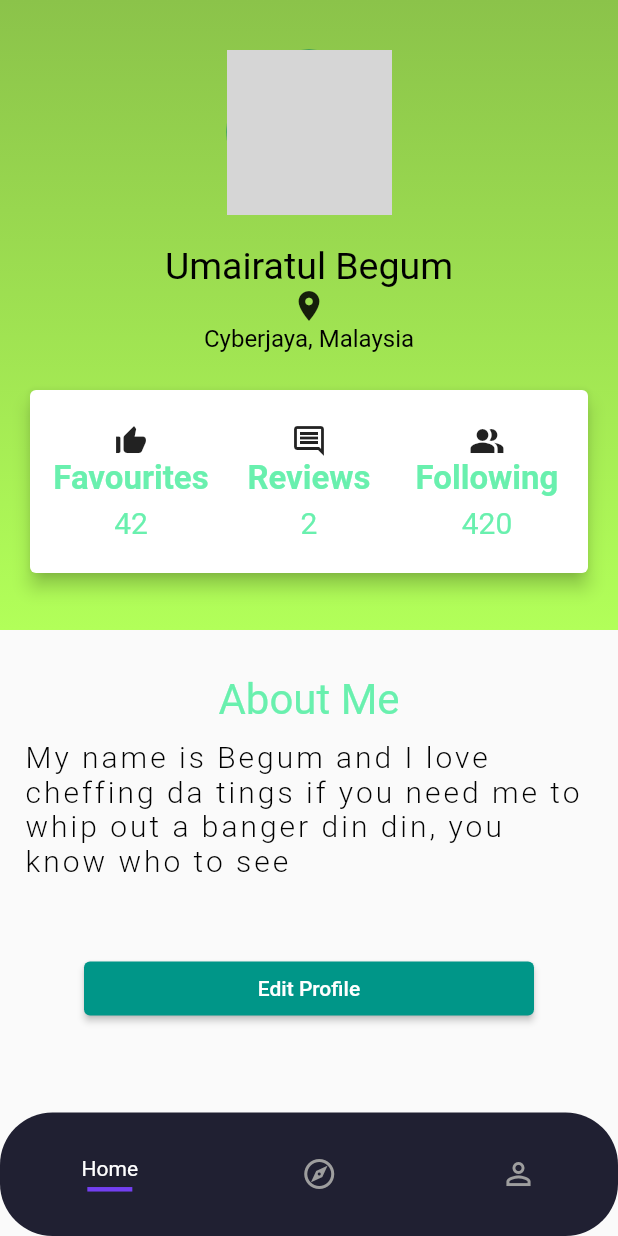
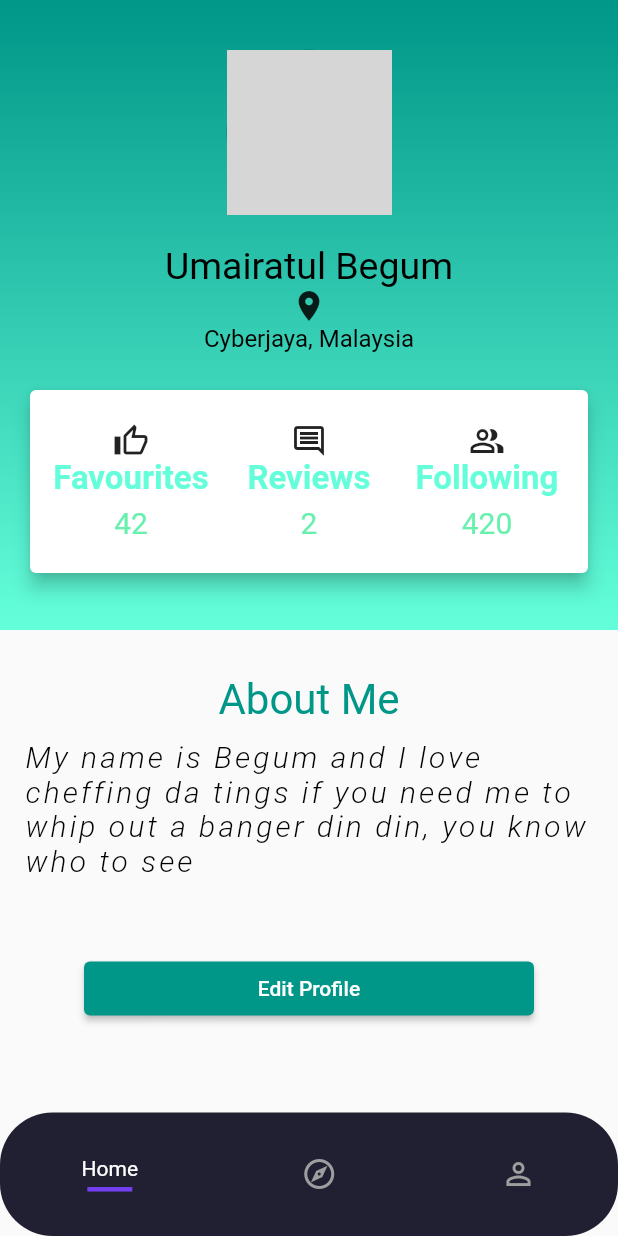
Before and after one commit to umairatl/MobDevProject_GroupE, a Flutter app: the user screen opened by its route, on a phone screen of 412 x 824 dp. Run offline on Flutter 3.47's test engine with Material 2 defaults, Android fonts, the phone set to English and light mode, and no system bars; our stand-ins replace animate_do, bloc, flutter_bloc; network calls fail; grey boxes are pictures that could not be loaded.

Commit message:
profile_button_change_ui

```diff
--- a/lib/Presentation/Screens/User/profile_screen.dart
+++ b/lib/Presentation/Screens/User/profile_screen.dart
@@ -28,7 +28,7 @@ class _userState extends State<user> {
                   gradient: LinearGradient(
                       begin: Alignment.topCenter,
                       end: Alignment.bottomCenter,
-                      colors: [Colors.lightGreen, Colors.lightGreenAccent])),
+                      colors: [Colors.teal, Colors.tealAccent])),
               child: Container(
                 width: double.infinity,
                 height: 420.0,
@@ -77,11 +77,11 @@ class _userState extends State<user> {
                               Expanded(
                                 child: Column(
                                   children: <Widget>[
-                                    Icon(Icons.thumb_up_alt),
+                                    Icon(Icons.thumb_up_alt_outlined),
                                     Text(
                                       "Favourites",
                                       style: TextStyle(
-                                        color: Colors.greenAccent,
+                                        color: Colors.tealAccent,
                                         fontSize: 22.0,
                                         fontWeight: FontWeight.bold,
                                       ),
@@ -106,7 +106,7 @@ class _userState extends State<user> {
                                     Text(
                                       "Reviews",
                                       style: TextStyle(
-                                        color: Colors.greenAccent,
+                                        color: Colors.tealAccent,
                                         fontSize: 22.0,
                                         fontWeight: FontWeight.bold,
                                       ),
@@ -127,11 +127,11 @@ class _userState extends State<user> {
                               Expanded(
                                 child: Column(
                                   children: <Widget>[
-                                    Icon(Icons.people_alt),
+                                    Icon(Icons.people_alt_outlined),
                                     Text(
                                       "Following",
                                       style: TextStyle(
-                                        color: Colors.greenAccent,
+                                        color: Colors.tealAccent,
                                         fontSize: 22.0,
                                         fontWeight: FontWeight.bold,
                                       ),
@@ -168,7 +168,7 @@ class _userState extends State<user> {
                   Text(
                     "About Me",
                     style: TextStyle(
-                        color: Colors.greenAccent,
+                        color: Colors.teal,
                         fontStyle: FontStyle.normal,
                         fontSize: 28.0),
                   ),
@@ -179,7 +179,7 @@ class _userState extends State<user> {
                     'My name is Begum and I love cheffing da tings if you need me to whip out a banger din din, you know who to see',
                     style: TextStyle(
                       fontSize: 20.0,
-                      fontStyle: FontStyle.normal,
+                      fontStyle: FontStyle.italic,
                       fontWeight: FontWeight.w300,
                       color: Colors.black,
                       letterSpacing: 2.0,
```
